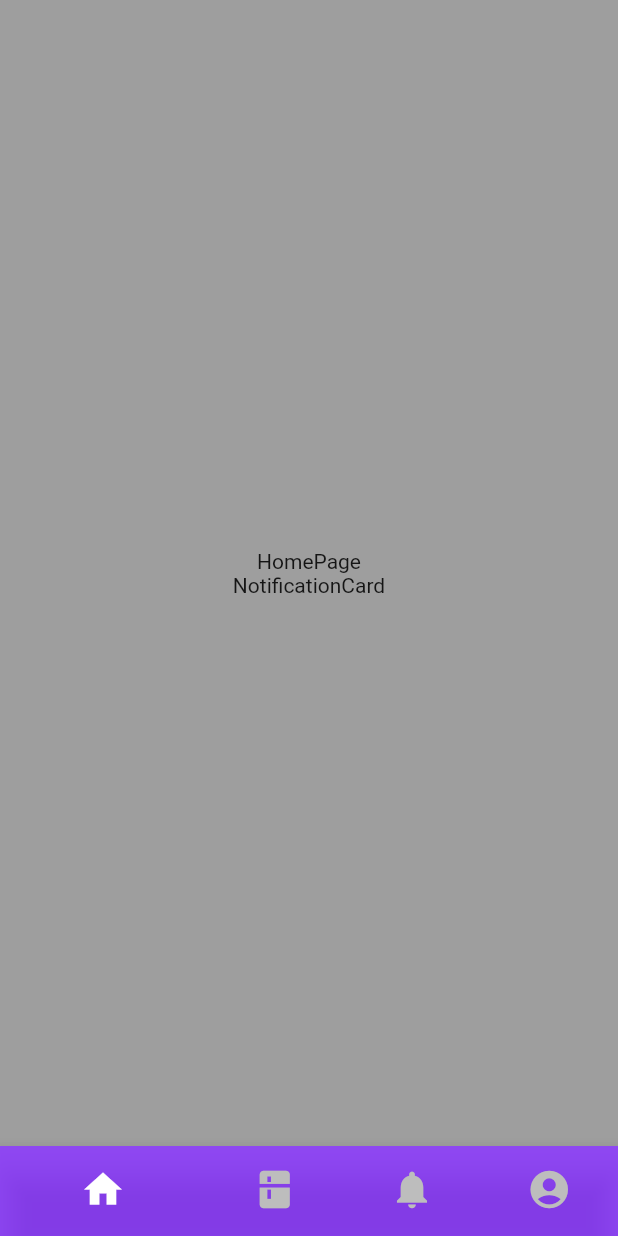
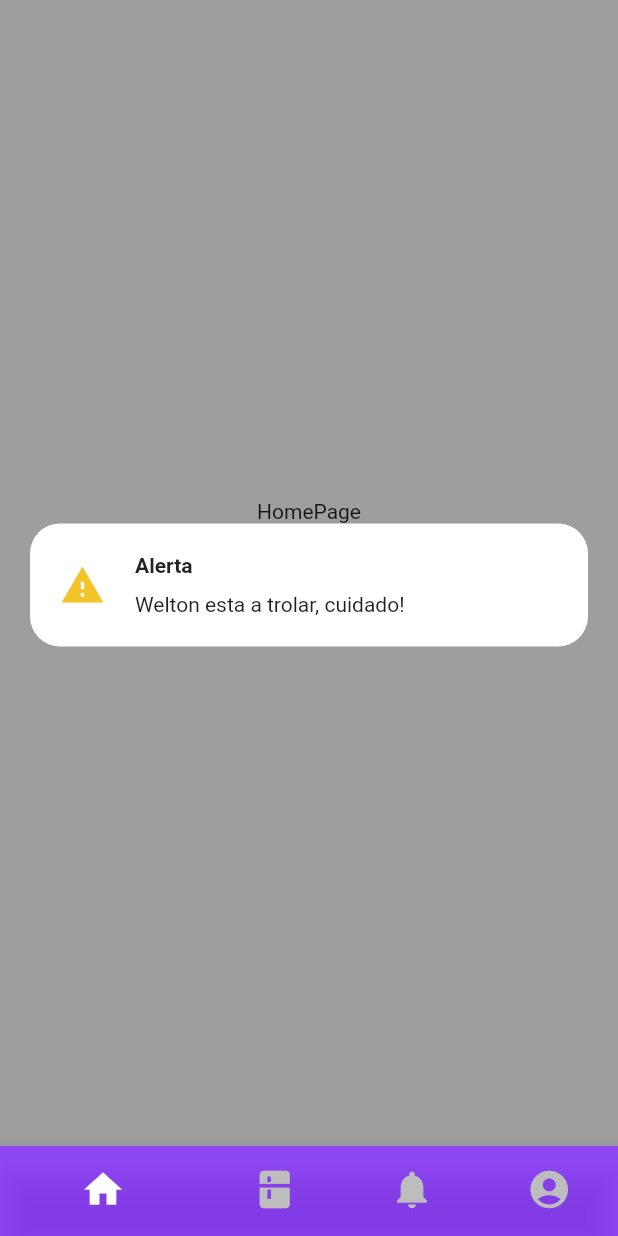
Before and after one commit to gabrielCaio/Kompress, a Flutter app: the screen it shows after launch, on a phone screen of 412 x 824 dp. Run offline on Flutter 3.47's test engine with Material 2 defaults, Android fonts, the phone set to English and light mode, and no system bars; our stand-ins replace google_fonts; Roboto replaces fonts that are missing (Domine).

Commit message:
feat: notification card

```diff
--- a/mobile/lib/app/components/notification_card.dart
+++ b/mobile/lib/app/components/notification_card.dart
@@ -1,10 +1,64 @@
 import 'package:flutter/material.dart';
+import 'package:kompress/app/utils/theme.dart';
+
+enum NotificationType { warning, expired }
 
 class NotificationCard extends StatelessWidget {
-  const NotificationCard({Key? key}) : super(key: key);
+  final String title;
+  final String notificationText;
+  final NotificationType type;
+  // Please inform one notification type, if not informed the default is warn
+  // NotificationType.warning, Notification.expired
+
+  const NotificationCard({
+    Key? key,
+    this.title = "Notification",
+    this.notificationText = "undefined",
+    this.type = NotificationType.warning,
+  }) : super(key: key);
 
   @override
   Widget build(BuildContext context) {
-    return const Text("NotificationCard");
+    Widget getIcon() {
+      switch (type) {
+        case NotificationType.expired:
+          return const Icon(Icons.error, color: CustomTheme.red, size: 30);
+        default:
+          return const Icon(Icons.warning, color: CustomTheme.yellow, size: 30);
+      }
+    }
+
+    return Container(
+      width: MediaQuery.of(context).size.width,
+      padding: const EdgeInsets.all(20),
+      decoration: BoxDecoration(
+        color: CustomTheme.white,
+        borderRadius: BorderRadius.circular(20),
+      ),
+      child: Expanded(
+        child: Row(
+          children: [
+            getIcon(),
+            const SizedBox(width: 20),
+            Expanded(
+              child: Column(
+                crossAxisAlignment: CrossAxisAlignment.start,
+                children: [
+                  Text(
+                    title,
+                    style: const TextStyle(fontWeight: FontWeight.bold),
+                  ),
+                  const SizedBox(height: 10),
+                  Text(
+                    notificationText,
+                    textAlign: TextAlign.left,
+                  ),
+                ],
+              ),
+            ),
+          ],
+        ),
+      ),
+    );
   }
 }
--- a/mobile/lib/app/pages/home_page.dart
+++ b/mobile/lib/app/pages/home_page.dart
@@ -22,7 +22,10 @@ class _HomePageState extends State<HomePage>
             mainAxisAlignment: MainAxisAlignment.center,
             children: const [
               Text("HomePage"),
-              NotificationCard(),
+              NotificationCard(
+                title: "Alerta",
+                notificationText: "Welton esta a trolar, cuidado!",
+              ),
             ],
           ),
         ),
```
